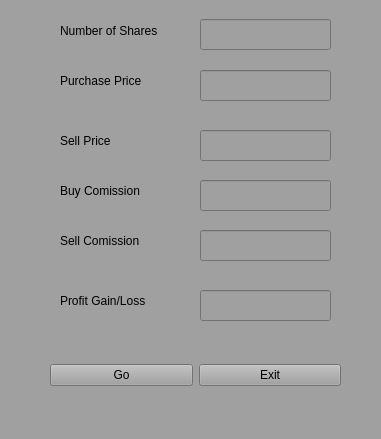
Qt form uis/Ui_Base/stock.ui (JordanLeich/Ultimate-Calculator) before a commit.
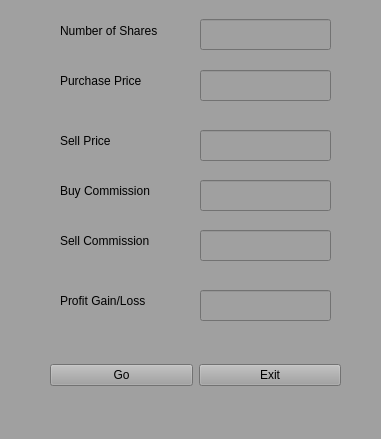
The same form after that commit.

```diff
--- a/uis/Ui_Base/stock.ui
+++ b/uis/Ui_Base/stock.ui
@@ -126,7 +126,7 @@
      </rect>
     </property>
     <property name="text">
-     <string>Buy Comission</string>
+     <string>Buy Commission</string>
     </property>
    </widget>
    <widget class="QLabel" name="label_5">
@@ -139,7 +139,7 @@
      </rect>
     </property>
     <property name="text">
-     <string>Sell Comission</string>
+     <string>Sell Commission</string>
     </property>
    </widget>
    <widget class="QLabel" name="label_6">
```
